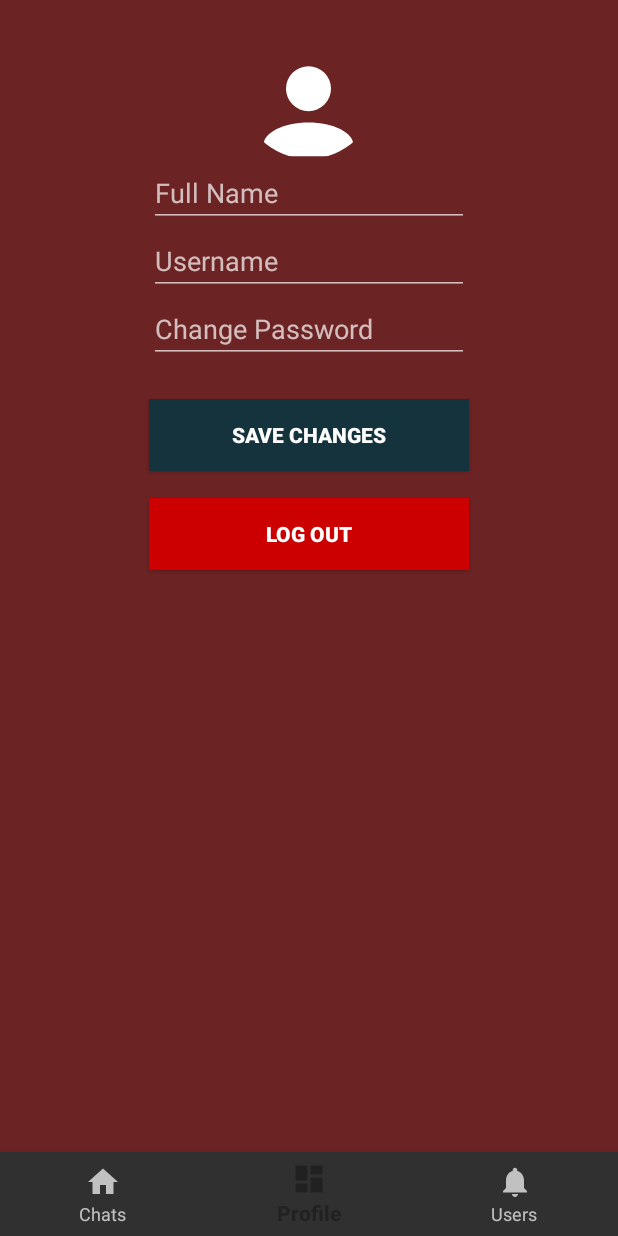
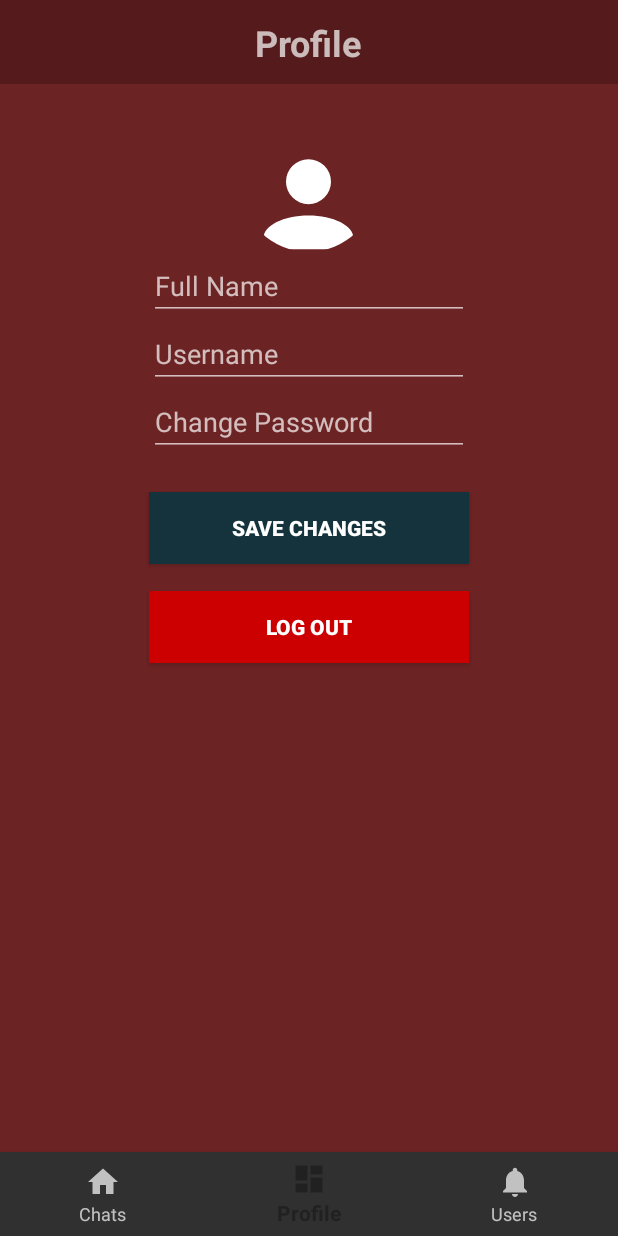
Before and after one commit to google/codeu_project_2017, an Android app: the screen it shows after launch once a user with an empty profile is signed in (TabsActivity), item 2 of the bottom bar chosen, on a phone screen of 412 x 824 dp. Run offline under Robolectric (Android 15) with nearby library versions, the phone set to English and light mode, and no system bars; our stand-ins replace Firebase (no records; nobody signed in at launch, a user with empty details on screens opened directly), Picasso; libraries missing offline, so code that uses them is left out: com.pkmmte.view; plain views replace CircularImageView; pictures from the network do not load; 6 statements that could not run were skipped.

Commit message:
Add Toolbars to all fragments

```diff
--- a/android/app/src/main/res/layout/fragment_chats.xml
+++ b/android/app/src/main/res/layout/fragment_chats.xml
@@ -7,7 +7,7 @@
     tools:context=".view.tabs.ChatsFragment">
 
     <android.support.v7.widget.Toolbar
-        android:id="@+id/toolbar2"
+        android:id="@+id/tbChatsFragment"
         android:layout_width="match_parent"
         android:layout_height="wrap_content"
         android:layout_alignParentStart="true"
@@ -31,7 +31,7 @@
         android:id="@+id/rvChatList"
         android:layout_width="match_parent"
         android:layout_height="200dp"
-        android:layout_below="@+id/toolbar2"
+        android:layout_below="@+id/tbChatsFragment"
         android:layout_alignParentStart="true"
         android:layout_alignParentBottom="true" />
 
--- a/android/app/src/main/res/layout/fragment_profile.xml
+++ b/android/app/src/main/res/layout/fragment_profile.xml
@@ -6,17 +6,38 @@
     android:background="@color/ChatMe_Red"
     android:orientation="vertical">
 
+    <android.support.v7.widget.Toolbar
+        android:id="@+id/tbProfileFragment"
+        android:layout_width="match_parent"
+        android:layout_height="wrap_content"
+        android:layout_alignParentStart="true"
+        android:layout_alignParentTop="true"
+        android:background="@color/cardview_shadow_start_color"
+        android:minHeight="?attr/actionBarSize"
+        android:theme="?attr/actionBarTheme" />
+
+    <TextView
+        android:id="@+id/tvProfileTitle"
+        android:layout_width="wrap_content"
+        android:layout_height="wrap_content"
+        android:layout_alignBottom="@+id/tbProfileFragment"
+        android:layout_centerHorizontal="true"
+        android:layout_marginBottom="11dp"
+        android:text="Profile"
+        android:textAlignment="center"
+        android:textSize="24sp"
+        android:textStyle="bold" />
     <com.pkmmte.view.CircularImageView
         android:id="@+id/ivProfilePic"
         android:layout_width="90dp"
         android:layout_height="90dp"
-        android:layout_alignParentTop="true"
-        android:layout_centerHorizontal="true"
-        android:layout_marginTop="@dimen/activity_vertical_margin"
         app:border="true"
         app:border_color="#aacccccc"
         app:border_width="1dp"
-        app:srcCompat="@drawable/placeholder_person" />
+        app:srcCompat="@drawable/placeholder_person"
+        android:layout_below="@+id/tbProfileFragment"
+        android:layout_centerHorizontal="true"
+        android:layout_marginTop="22dp" />
 
     <EditText
         android:id="@+id/etFullName"
```
Also changed, not shown: android/app/src/main/res/layout/fragment_users.xml (+23 -1 lines).
